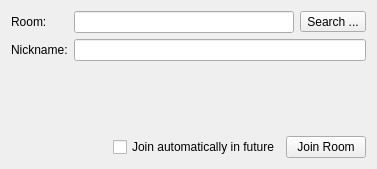
Above: Swift/QtUI/QtJoinMUCWindow.ui from swift/swift before the change. Below: the same form after it.
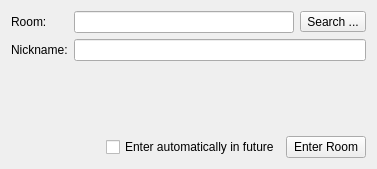
That is the form after the change.

Patch:
```diff
--- a/Swift/QtUI/QtJoinMUCWindow.ui
+++ b/Swift/QtUI/QtJoinMUCWindow.ui
@@ -86,14 +86,14 @@
      <item>
       <widget class="QCheckBox" name="joinAutomatically">
        <property name="text">
-        <string>Join automatically in future</string>
+        <string>Enter automatically in future</string>
        </property>
       </widget>
      </item>
      <item>
       <widget class="QPushButton" name="joinButton">
        <property name="text">
-        <string>Join Room</string>
+        <string>Enter Room</string>
        </property>
       </widget>
      </item>
```
Left out of the diff: 2 changed lines with no effect on the pictures.
